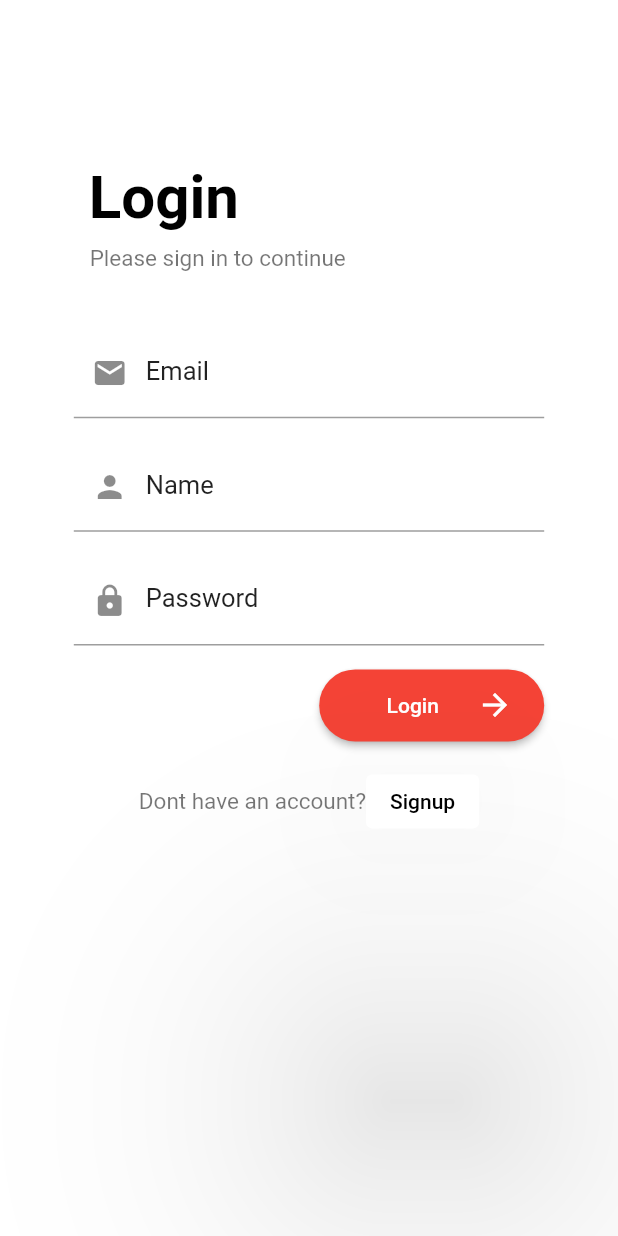
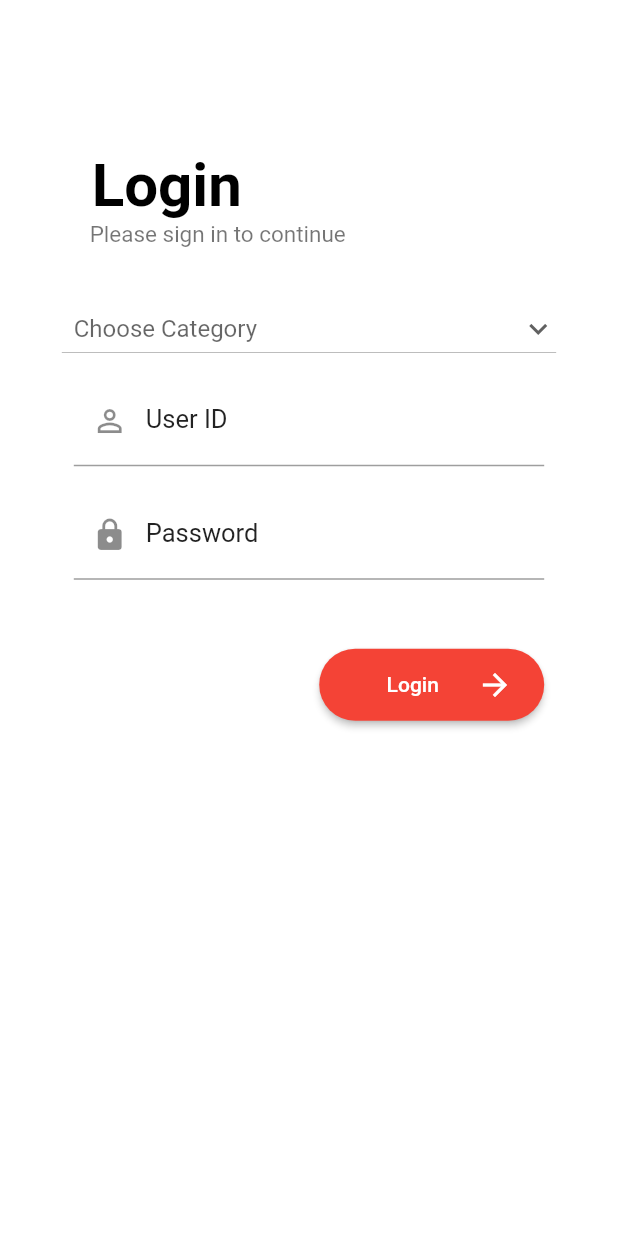
Before and after one commit to akshaykarthikeyan/institute_assistant_app, a Flutter app: the Login screen opened directly, on a phone screen of 412 x 824 dp. Run offline on Flutter 3.47's test engine with Material 2 defaults, Android fonts, the phone set to English and light mode, and no system bars; our stand-ins replace carousel_slider, flutter_slidable; missing offline and left inert: flutter_neat_and_clean_calendar, multi_select_item.

Commit message:
added
dropdownbutton

```diff
--- a/lib/main.dart
+++ b/lib/main.dart
@@ -1,6 +1,6 @@
 import 'package:flutter/material.dart';
 import 'package:institute_assistant_app/providers/name_provider.dart';
-import 'package:institute_assistant_app/screens/s_students_home_page.dart';
+import 'package:institute_assistant_app/screens/login.dart';
 import 'package:provider/provider.dart';
 
 void main() {
@@ -15,7 +15,7 @@ class MainApp extends StatelessWidget {
       child: MaterialApp(
         debugShowCheckedModeBanner: false,
         title: 'Institute assistant app',
-        home: StudentsHomePage(),
+        home: Login(),
       ),
     );
   }
--- a/lib/screens/login.dart
+++ b/lib/screens/login.dart
@@ -1,16 +1,22 @@
 import 'package:flutter/cupertino.dart';
 import 'package:flutter/material.dart';
-import 'package:institute_assistant_app/screens/signup.dart';
 
-class Login extends StatelessWidget {
+class Login extends StatefulWidget {
+  const Login({Key key}) : super(key: key);
+  @override
+  _LoginState createState() => _LoginState();
+}
+
+class _LoginState extends State<Login> {
+  List<String> _category = ['Students', 'Teachers', 'Staffs'];
+  String _selectedCategory;
+
   @override
   Widget build(BuildContext context) {
     var fieldText = TextEditingController();
     var fieldText1 = TextEditingController();
-    var fieldText2 = TextEditingController();
     String inputText = '';
     String inputText1 = '';
-    String inputText2 = '';
     return Scaffold(
       backgroundColor: Colors.white,
       body: SafeArea(
@@ -32,17 +38,14 @@ class Login extends StatelessWidget {
                     SizedBox(
                       height: 100.0,
                     ),
-                    Padding(
-                      padding: const EdgeInsets.all(8.0),
-                      child: Align(
+                    Align(
                       alignment: Alignment.topLeft,
                       child: Text(
-                          ' Login',
+                        '  Login',
                         style: TextStyle(
                           color: Colors.black,
                           fontSize: 40.0,
                           fontWeight: FontWeight.bold,
-                          ),
                         ),
                       ),
                     ),
@@ -59,6 +62,27 @@ class Login extends StatelessWidget {
                     SizedBox(
                       height: 30.0,
                     ),
+                    Container(
+                      width: 330.0,
+                      child: DropdownButton(
+                        isExpanded: true,
+                        icon: Icon(Icons.keyboard_arrow_down),
+                        hint: Text(
+                            '  Choose Category'), // Not necessary for Option 1
+                        value: _selectedCategory,
+                        onChanged: (newValue) {
+                          setState(() {
+                            _selectedCategory = newValue;
+                          });
+                        },
+                        items: _category.map((location) {
+                          return DropdownMenuItem(
+                            child: Text(location),
+                            value: location,
+                          );
+                        }).toList(),
+                      ),
+                    ),
                     Padding(
                       padding: const EdgeInsets.all(8.0),
                       child: Container(
@@ -69,9 +93,9 @@ class Login extends StatelessWidget {
                           },
                           decoration: new InputDecoration(
                               prefixIcon: Icon(
-                                Icons.email,
+                                Icons.perm_identity,
                               ),
-                              labelText: 'Email',
+                              labelText: 'User ID',
                               labelStyle: TextStyle(
                                 color: Colors.black87,
                                 fontSize: 17,
@@ -89,26 +113,6 @@ class Login extends StatelessWidget {
                           },
                           decoration: new InputDecoration(
                               prefixIcon: Icon(
-                                Icons.person,
-                              ),
-                              labelText: 'Name',
-                              labelStyle: TextStyle(
-                                color: Colors.black87,
-                                fontSize: 17,
-                              )),
-                        ),
-                      ),
-                    ),
-                    Padding(
-                      padding: const EdgeInsets.all(8.0),
-                      child: Container(
-                        child: TextFormField(
-                          controller: fieldText2,
-                          onChanged: (text) {
-                            inputText2 = text;
-                          },
-                          decoration: new InputDecoration(
-                              prefixIcon: Icon(
                                 Icons.lock_rounded,
                               ),
                               labelText: 'Password',
@@ -118,6 +122,9 @@ class Login extends StatelessWidget {
                               )),
                         ),
                       ),
+                    ),
+                    SizedBox(
+                      height: 30.0,
                     ),
                     Padding(
                       padding: const EdgeInsets.all(8.0),
@@ -139,7 +146,6 @@ class Login extends StatelessWidget {
                                   onPressed: () {
                                     print(inputText);
                                     print(inputText1);
-                                    print(inputText2);
                                   },
                                   child: Text(
                                     '      Login     ',
@@ -151,39 +157,6 @@ class Login extends StatelessWidget {
                             ),
                           ),
                         ),
-                      ),
-                    ),
-                    Padding(
-                      padding: const EdgeInsets.all(8.0),
-                      child: Row(
-                        mainAxisAlignment: MainAxisAlignment.center,
-                        children: [
-                          Text(
-                            'Dont have an account?',
-                            style: TextStyle(
-                              color: Colors.black54,
-                              fontSize: 15.0,
-                            ),
-                          ),
-                          Container(
-                            child: ElevatedButton(
-                              style: ElevatedButton.styleFrom(
-                                  primary: Colors.white, elevation: 100.0),
-                              onPressed: () {
-                                Navigator.push(
-                                  context,
-                                  MaterialPageRoute(
-                                    builder: (context) => Signup(),
-                                  ),
-                                );
-                              },
-                              child: Text(
-                                'Signup',
-                                style: TextStyle(color: Colors.black),
-                              ),
-                            ),
-                          ),
-                        ],
                       ),
                     ),
                   ],
```
Also changed, not shown: lib/screens/signup.dart (deleted, +0 -180 lines), 1 other file. Lines whose indentation alone changed are shown as unchanged.
